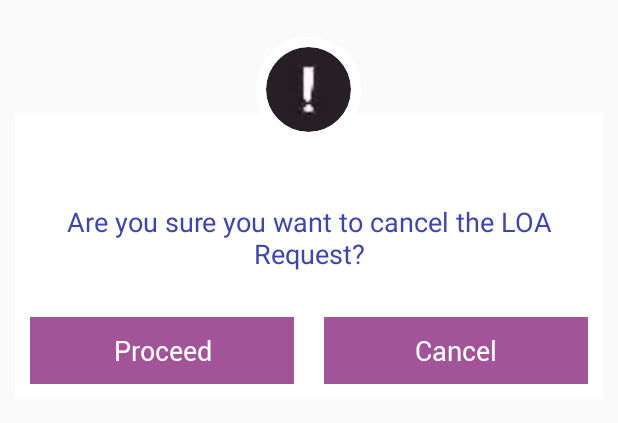
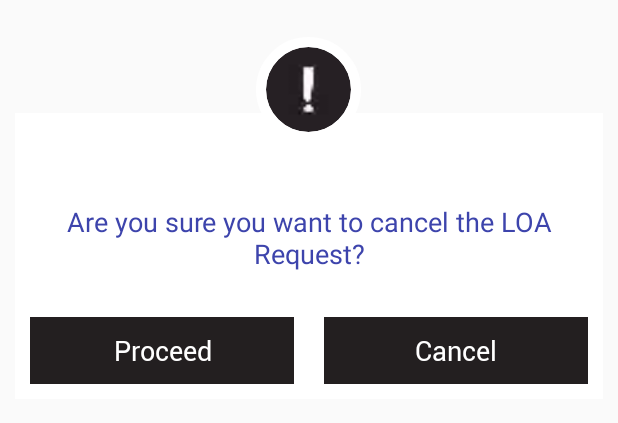
Before and after one commit to Cisco-king/MEMBERAPP-V2-ANDROID, an Android app: the layout dialog_select_cancel.xml on its own in the app's theme, with its tools: preview values and no code run, on a phone screen of 412 x 824 dp. Shown: the top 423 px of the screen. Run offline under Robolectric (Android 15) with nearby library versions, the phone set to English and light mode, and no system bars.

Commit message:
changed the button color

```diff
--- a/app/src/main/res/layout/dialog_select_cancel.xml
+++ b/app/src/main/res/layout/dialog_select_cancel.xml
@@ -61,8 +61,8 @@
                     android:layout_margin="@dimen/sub_margin"
                     android:gravity="center"
                     android:padding="@dimen/sub_margin"
-                    fancy:fb_defaultColor="@color/colorPrimaryLight"
-                    fancy:fb_focusColor="@color/colorPrimaryDark"
+                    fancy:fb_defaultColor="@color/BLACK"
+                    fancy:fb_focusColor="@color/BLACK"
                     fancy:fb_text="Proceed"
                     fancy:fb_textSize="@dimen/text_main" />
 
@@ -74,8 +74,8 @@
                     android:layout_margin="@dimen/sub_margin"
                     android:gravity="center"
                     android:padding="@dimen/sub_margin"
-                    fancy:fb_defaultColor="@color/colorPrimaryLight"
-                    fancy:fb_focusColor="@color/colorPrimaryDark"
+                    fancy:fb_defaultColor="@color/BLACK"
+                    fancy:fb_focusColor="@color/BLACK"
                     fancy:fb_text="Cancel"
                     fancy:fb_textSize="@dimen/text_main" />
 
```
Also changed, not shown: 1 other file.
